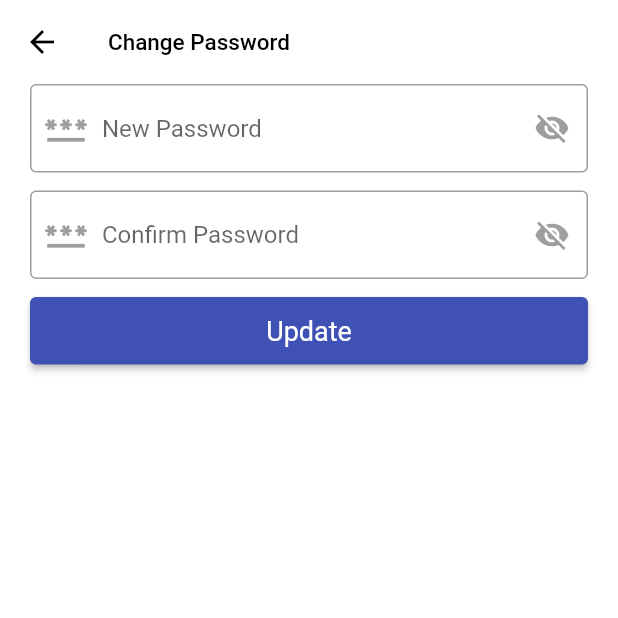
After one commit to RRKawchar/e-commerce-app, a Flutter app: the ChangePassword screen opened directly, on a phone screen of 412 x 824 dp, the top half of it. The commit adds this screen. Run offline on Flutter 3.47's test engine with Material 2 defaults, Android fonts, the phone set to English and light mode, and no system bars; our stand-ins replace cached_network_image, cloud_firestore, firebase_auth, firebase_core, firebase_storage, fluttertoast and 1 more; accounts and stored records are empty.

Commit message:
8th commit

```diff
--- /dev/null
+++ b/lib/screens/change_password/change_password.dart
@@ -0,0 +1,93 @@
+import 'package:e_commerce_app/constants/constants.dart';
+import 'package:e_commerce_app/firebase_helper/firebase_auth_helper/firebase_auth_helper.dart';
+import 'package:e_commerce_app/widgets/custom_text/custom_text.dart';
+import 'package:e_commerce_app/widgets/primary_button/primary_button.dart';
+import 'package:flutter/material.dart';
+
+class ChangePassword extends StatefulWidget {
+  const ChangePassword({Key? key}) : super(key: key);
+
+  @override
+  State<ChangePassword> createState() => _ChangePasswordState();
+}
+
+class _ChangePasswordState extends State<ChangePassword> {
+  bool isShowPass = false;
+  final TextEditingController newPassword = TextEditingController();
+  final TextEditingController confirmPassword = TextEditingController();
+  @override
+  Widget build(BuildContext context) {
+    return Scaffold(
+      appBar: AppBar(
+        title: const CustomText(
+          text: "Change Password",
+        ),
+      ),
+      body: ListView(
+        padding: const EdgeInsets.symmetric(horizontal: 20),
+        children: [
+          TextFormField(
+            controller: newPassword,
+            obscureText: isShowPass,
+            decoration: InputDecoration(
+                hintText: "New Password",
+                prefixIcon: const Icon(
+                  Icons.password_sharp,
+                  size: 30,
+                ),
+                suffixIcon: IconButton(
+                    onPressed: () {
+                      setState(() {
+                        isShowPass = !isShowPass;
+                      });
+                    },
+                    icon: isShowPass
+                        ? const Icon(Icons.visibility)
+                        : const Icon(Icons.visibility_off))),
+          ),
+          const SizedBox(
+            height: 12.0,
+          ),
+          TextFormField(
+            controller: confirmPassword,
+            obscureText: isShowPass,
+            decoration: InputDecoration(
+                hintText: "Confirm Password",
+                prefixIcon: const Icon(
+                  Icons.password_sharp,
+                  size: 30,
+                ),
+                suffixIcon: IconButton(
+                    onPressed: () {
+                      setState(() {
+                        isShowPass = !isShowPass;
+                      });
+                    },
+                    icon: isShowPass
+                        ? const Icon(Icons.visibility)
+                        : const Icon(Icons.visibility_off))),
+          ),
+          const SizedBox(
+            height: 12.0,
+          ),
+          PrimaryButton(
+              onPressed: () async {
+                if (newPassword.text.isEmpty) {
+                  showMessage(message: 'New password is empty');
+                } else if (confirmPassword.text.isEmpty) {
+                  showMessage(message: 'Confirm password is empty');
+                } else {
+                  if (confirmPassword.text == newPassword.text) {
+                    FirebaseAuthHelper.instance.changePassword(
+                        password: newPassword.text, context: context);
+                  } else {
+                    showMessage(message: 'Confirm password is not match');
+                  }
+                }
+              },
+              title: 'Update')
+        ],
+      ),
+    );
+  }
+}
--- a/lib/screens/custom_bottom_bar/custom_bottom_navbar.dart
+++ b/lib/screens/custom_bottom_bar/custom_bottom_navbar.dart
@@ -1,8 +1,8 @@
 import 'package:e_commerce_app/constants/colors.dart';
 import 'package:e_commerce_app/screens/accounts/account_screen.dart';
 import 'package:e_commerce_app/screens/cart_screen/cart_screen.dart';
-import 'package:e_commerce_app/screens/favourite/favorite_screen.dart';
 import 'package:e_commerce_app/screens/home/home_screen.dart';
+import 'package:e_commerce_app/screens/order_scren/order_screen.dart';
 import 'package:flutter/material.dart';
 
 class CustomBottomNavbar extends StatefulWidget {
@@ -16,7 +16,7 @@ class _CustomBottomNavbarState extends State<CustomBottomNavbar> {
   List<Widget> pages = [
     const HomeScreen(),
     const CartScreen(),
-    const FavoriteScreen(),
+    const OrderScreen(),
     const AccountScreen(),
   ];
   int currentIndex = 0;
@@ -43,7 +43,7 @@ class _CustomBottomNavbarState extends State<CustomBottomNavbar> {
         items: const [
           BottomNavigationBarItem(icon: Icon(Icons.home), label: "Home"),
           BottomNavigationBarItem(icon: Icon(Icons.shopping_cart), label: "Cart"),
-          BottomNavigationBarItem(icon: Icon(Icons.favorite), label: "Favorite"),
+          BottomNavigationBarItem(icon: Icon(Icons.circle_outlined), label: "Orders"),
           BottomNavigationBarItem(icon: Icon(Icons.person), label: "Profile"),
         ],
         onTap:onTap
--- a/lib/screens/home/components/categories_widget.dart
+++ b/lib/screens/home/components/categories_widget.dart
@@ -1,4 +1,5 @@
 import 'package:e_commerce_app/model/categories_model/categories_model.dart';
+import 'package:e_commerce_app/widgets/custom_network_image/custom_network_image.dart';
 import 'package:e_commerce_app/widgets/custom_text/custom_text.dart';
 import 'package:flutter/material.dart';
 
@@ -20,10 +21,7 @@ class CategoriesWidget extends StatelessWidget {
           child: SizedBox(
             height: 100,
             width: 100,
-            child: Image.network(
-              categoriesModel.image.toString(),
-              fit: BoxFit.fill,
-            ),
+            child:CustomNetWorkImage(image: categoriesModel.image.toString(),height:double.infinity,width: double.infinity,)
           ),
         ),
         CustomText(
--- a/lib/screens/product_details/product_details_screen.dart
+++ b/lib/screens/product_details/product_details_screen.dart
@@ -4,6 +4,7 @@ import 'package:e_commerce_app/constants/routes.dart';
 import 'package:e_commerce_app/model/product_model/product_model.dart';
 import 'package:e_commerce_app/provider/app_provider.dart';
 import 'package:e_commerce_app/screens/cart_screen/cart_screen.dart';
+import 'package:e_commerce_app/screens/check_out/check_out_screen.dart';
 import 'package:e_commerce_app/screens/favourite/favorite_screen.dart';
 import 'package:e_commerce_app/widgets/custom_network_image/custom_network_image.dart';
 import 'package:e_commerce_app/widgets/custom_text/custom_text.dart';
@@ -153,8 +154,8 @@ class _ProductDetailsScreenState extends State<ProductDetailsScreen> {
                     width: 20,
                   ),
                   ElevatedButton(onPressed: () {
-
-                    // Routes.push(context: context, page: const FavoriteScreen());
+                    ProductModel productModel=widget.productModel.copyWith(qty: qty);
+                     Routes.push(context: context, page: CheckOutScreen(productModel: productModel,));
                   }, child: const Text("Buy Now"))
                 ],
               ),
```
Also changed, not shown: lib/firebase_helper/firebase_auth_helper/firebase_auth_helper.dart (+25 -0 lines), lib/firebase_helper/firebase_firestore_helper/firebase_firestore_helper.dart (+43 -8 lines), lib/provider/app_provider.dart (+82 -21 lines), lib/screens/accounts/account_screen.dart (+18 -4 lines), lib/screens/cart_screen/cart_screen.dart (+25 -0 lines), lib/screens/cart_screen/components/single_cart_items.dart (+11 -4 lines), lib/screens/check_out/check_out_screen.dart (added, +125 -0 lines), lib/screens/edit_profile/edit_profile.dart (+18 -6 lines), lib/screens/home/home_screen.dart (+5 -3 lines), lib/screens/order_scren/order_screen.dart (added, +17 -0 lines).
